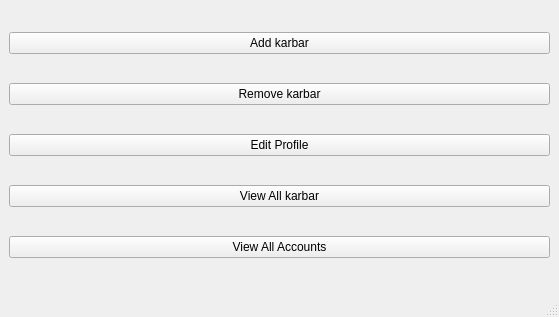
mohamaadbrh/bank, file borhani/adminwindow.ui: the form before one commit.
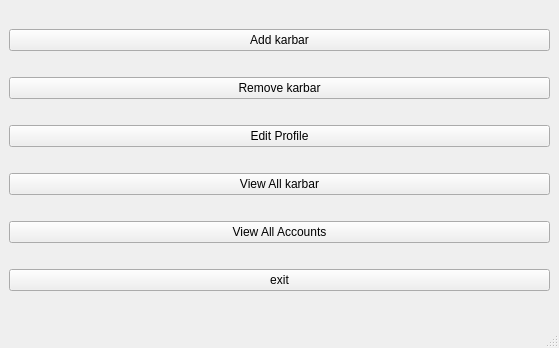
The form after the commit.

The edit to the form file:
```diff
--- a/borhani/adminwindow.ui
+++ b/borhani/adminwindow.ui
@@ -7,7 +7,7 @@
     <x>0</x>
     <y>0</y>
     <width>559</width>
-    <height>317</height>
+    <height>348</height>
    </rect>
   </property>
   <property name="windowTitle">
@@ -50,6 +50,13 @@
       </property>
      </widget>
     </item>
+    <item>
+     <widget class="QPushButton" name="btnExit">
+      <property name="text">
+       <string>exit</string>
+      </property>
+     </widget>
+    </item>
    </layout>
   </widget>
   <widget class="QMenuBar" name="menubar">
```
Left out of the diff: 2 changed lines with no effect on the pictures.
